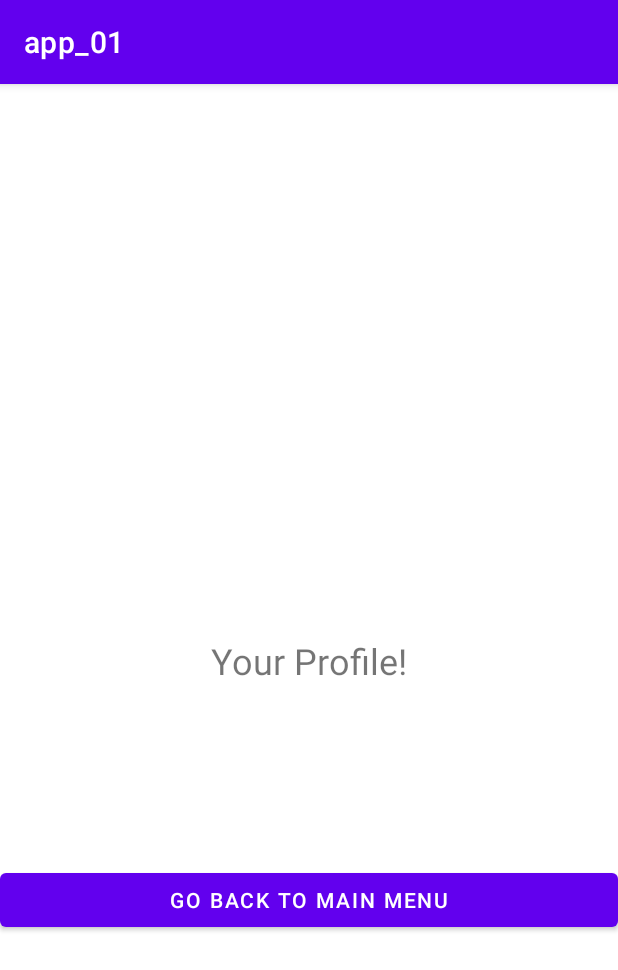
After one commit to domi-cmd/Reference_Application_for_OWASP_MASTG, an Android app: the ProfileActivity screen opened directly, with no data from a screen before it, on a phone screen of 412 x 824 dp. The commit adds this screen. Shown: the top 970 px of the screen. Run offline under Robolectric (Android 15) with nearby library versions, the phone set to English and light mode, and no system bars.

Commit message:
Added login functionality to so far only register functionality, added a profile activity to log in to.

```diff
--- a/apps/app_01/app/src/main/AndroidManifest.xml
+++ b/apps/app_01/app/src/main/AndroidManifest.xml
@@ -22,6 +22,7 @@
         </activity>
         <activity android:name=".LoginActivity" />
         <activity android:name=".RegisterActivity" />
+        <activity android:name=".ProfileActivity" />
         <activity android:name=".SettingsActivity" />
     </application>
 
--- /dev/null
+++ b/apps/app_01/app/src/main/java/com/dkronig/app_01/ProfileActivity.java
@@ -0,0 +1,34 @@
+package com.dkronig.app_01;
+
+import android.os.Bundle;
+import androidx.appcompat.app.AppCompatActivity;
+
+import android.view.View;
+import android.widget.Button;
+import android.content.Intent;
+
+public class ProfileActivity extends AppCompatActivity {
+
+    // Define UI elements
+    private Button main_menu_button;
+
+    @Override
+    protected void onCreate(Bundle savedInstanceState) {
+        super.onCreate(savedInstanceState);
+        setContentView(R.layout.activity_profile);
+
+        main_menu_button = findViewById(R.id.main_menu_button);
+
+        // Add listeners to buttons
+        main_menu_button.setOnClickListener(new View.OnClickListener() {
+            @Override
+            public void onClick(View v){
+                Intent intent = new Intent(ProfileActivity.this, MainActivity.class);
+                startActivity(intent);
+            }
+        });
+
+
+
+    }
+}
--- /dev/null
+++ b/apps/app_01/app/src/main/res/layout/activity_profile.xml
@@ -0,0 +1,33 @@
+<?xml version="1.0" encoding="utf-8"?>
+<androidx.constraintlayout.widget.ConstraintLayout xmlns:android="http://schemas.android.com/apk/res/android"
+    xmlns:app="http://schemas.android.com/apk/res-auto"
+    xmlns:tools="http://schemas.android.com/tools"
+    android:id="@+id/linearLayout"
+    android:layout_width="match_parent"
+    android:layout_height="match_parent"
+    android:gravity="center"
+    tools:context=".ProfileActivity">
+
+    <TextView
+        android:id="@+id/textView"
+        android:layout_width="wrap_content"
+        android:layout_height="wrap_content"
+        android:text="Your Profile!"
+        android:textSize="24sp"
+        app:layout_constraintBottom_toBottomOf="parent"
+        app:layout_constraintEnd_toEndOf="parent"
+        app:layout_constraintStart_toStartOf="parent"
+        app:layout_constraintTop_toTopOf="parent" />
+
+    <Button
+        android:id="@+id/main_menu_button"
+        android:layout_width="0dp"
+        android:layout_height="wrap_content"
+        android:text="Go back to main menu"
+        app:layout_constraintBottom_toBottomOf="parent"
+        app:layout_constraintStart_toStartOf="parent"
+        app:layout_constraintEnd_toEndOf="parent"
+        android:layout_marginTop="24dp"
+        android:layout_marginBottom="200dp"/>
+
+</androidx.constraintlayout.widget.ConstraintLayout>
--- a/apps/app_01/app/src/main/res/layout/activity_register.xml
+++ b/apps/app_01/app/src/main/res/layout/activity_register.xml
@@ -55,10 +55,10 @@
         android:layout_width="0dp"
         android:layout_height="wrap_content"
         android:text="Go back to main menu"
-        app:layout_constraintTop_toTopOf="parent"
+        app:layout_constraintBottom_toBottomOf="parent"
         app:layout_constraintStart_toStartOf="parent"
         app:layout_constraintEnd_toEndOf="parent"
         android:layout_marginTop="24dp"
-        android:layout_marginBottom="200dp"/>
+        android:layout_marginBottom="20dp"/>
 
 </androidx.constraintlayout.widget.ConstraintLayout>
```
Also changed, not shown: apps/app_01/app/src/main/java/com/dkronig/app_01/LoginActivity.java (+35 -1 lines), apps/app_01/app/src/main/res/layout/activity_login.xml (+33 -2 lines).
